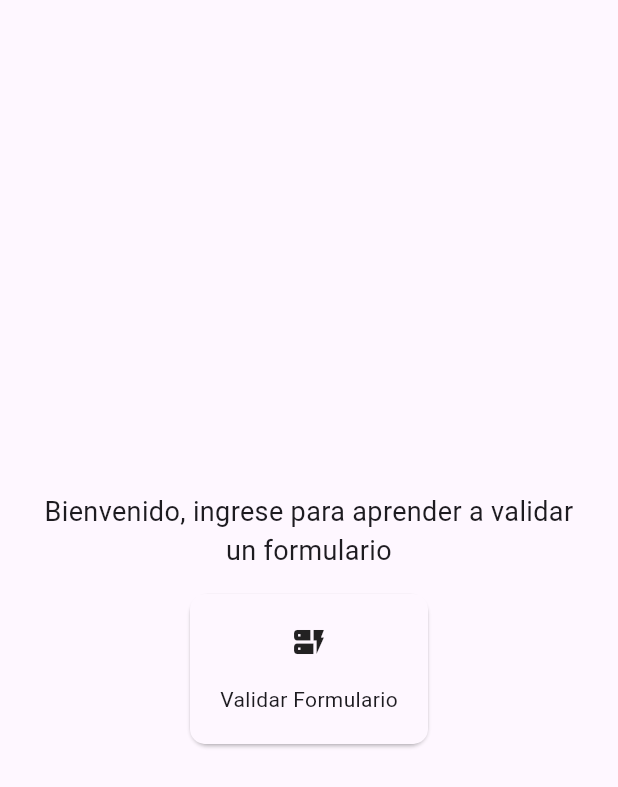
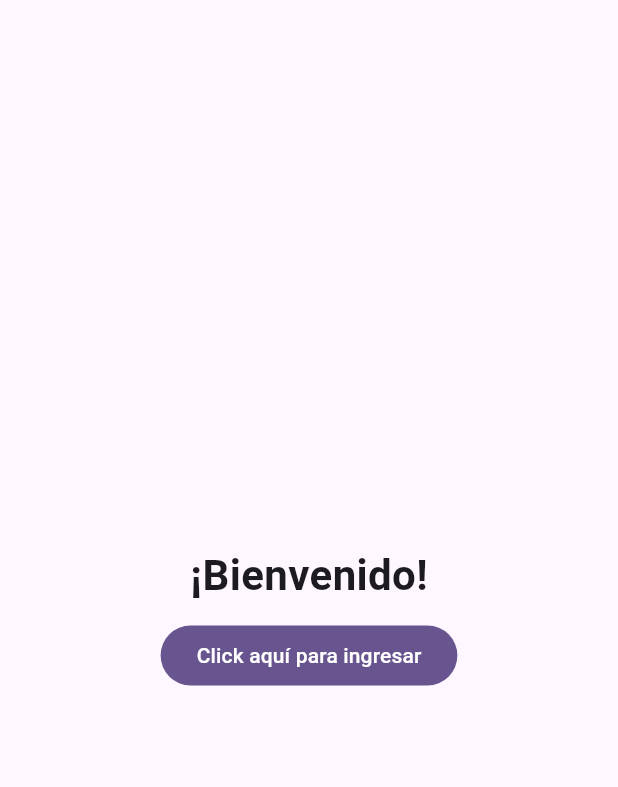
Before and after one commit to juanjmorelos/flutter_formz_validation, a Flutter app: the screen it shows after launch, on a phone screen of 412 x 824 dp. Shown: the top 787 px of the screen. Run offline on Flutter 3.47's test engine with Material 3 defaults, Android fonts, the phone set to English and light mode, and no system bars; our stand-ins replace animate_do, flutter_highlight, flutter_riverpod, formz, go_router, local_auth; missing offline and left inert: local_auth_android, local_auth_darwin.

Commit message:
Se añade atenticador biométrico

```diff
--- a/lib/router/route.dart
+++ b/lib/router/route.dart
@@ -1,3 +1,4 @@
+import 'package:first_flutter_app/screens/fingerprint/fingerprint.dart';
 import 'package:first_flutter_app/screens/form/user_form.dart';
 import 'package:first_flutter_app/screens/home/home_page.dart';
 import 'package:first_flutter_app/screens/json/json_screen.dart';
@@ -8,7 +9,11 @@ final route = GoRouter(
     routes: [
         GoRoute(
             path: "/",
-            builder: (context, state) => const HomePage(),
+            builder: (context, state) => const Fingerprint(),
+        ),
+        GoRoute(
+          path: "/home",
+          builder: (context, state) => const HomePage(),
         ),
         GoRoute(
             path: "/form",
--- /dev/null
+++ b/lib/screens/fingerprint/fingerprint.dart
@@ -0,0 +1,46 @@
+import 'package:first_flutter_app/provider/biometrics_provider.dart';
+import 'package:first_flutter_app/screens/fingerprint/components/biometrics_module.dart';
+import 'package:first_flutter_app/shared/components/full_screen_loading.dart';
+import 'package:flutter/material.dart';
+import 'package:flutter_riverpod/flutter_riverpod.dart';
+import 'package:animate_do/animate_do.dart';
+import 'package:go_router/go_router.dart';
+
+class Fingerprint extends ConsumerWidget {
+  const Fingerprint({super.key});
+
+  @override
+  Widget build(BuildContext context, WidgetRef ref) {
+    final provider = ref.watch(biometricsProvier);
+    return Scaffold(
+      body: Stack(
+        children: [
+          SizedBox(
+            width: double.infinity,
+            child: Column(
+              crossAxisAlignment: CrossAxisAlignment.center,
+              mainAxisAlignment: MainAxisAlignment.center,
+              children: [
+                const Text("¡Bienvenido!", style: TextStyle(fontSize: 28, fontWeight: FontWeight.w600)),
+                if(provider.haveBiometrics)
+                const BiometricsModule(),
+                if(!provider.haveBiometrics)
+                Padding(
+                  padding: const EdgeInsets.only(top: 10),
+                  child: FilledButton(
+                    onPressed: (){
+                      context.push("/home");
+                    },
+                    child: const Text("Click aquí para ingresar")
+                  ),
+                )
+              ],
+            ),
+          ),
+          if(provider.isLoading)
+          FadeIn(child: const FullScreenLoading(text: "Iniciando, por favor espere..."))
+        ],
+      ),
+    );
+  }
+}
--- a/lib/screens/form/user_form.dart
+++ b/lib/screens/form/user_form.dart
@@ -2,7 +2,7 @@ import 'dart:convert';
 
 import 'package:first_flutter_app/screens/form/components/dialog.dart';
 import 'package:first_flutter_app/screens/form/components/form_control.dart';
-import 'package:first_flutter_app/screens/form/components/full_screen_loading.dart';
+import 'package:first_flutter_app/shared/components/full_screen_loading.dart';
 import 'package:first_flutter_app/provider/provider.dart';
 import 'package:first_flutter_app/validators/email_validator.dart';
 import 'package:first_flutter_app/validators/plain_text_validator.dart';
--- a/pubspec.yaml
+++ b/pubspec.yaml
@@ -28,6 +28,7 @@ environment:
 # the latest version available on pub.dev. To see which dependencies have newer
 # versions available, run `flutter pub outdated`.
 dependencies:
+  animate_do: ^3.3.4
   cupertino_icons: ^1.0.8
   flutter:
     sdk: flutter
@@ -35,6 +36,7 @@ dependencies:
   flutter_riverpod: ^2.5.1
   formz: ^0.7.0
   go_router: ^14.2.3
+  local_auth: ^2.3.0
 
 dev_dependencies:
   flutter_lints: ^4.0.0
@@ -51,8 +53,8 @@ flutter:
   # the material Icons class.
   uses-material-design: true
   # To add assets to your application, add an assets section, like this:
-  assets:
-    - assets/
+  # assets:
+  #   - assets/
   #   - images/a_dot_ham.jpeg
   # An image asset can refer to one or more resolution-specific "variants", see
   # https://flutter.dev/to/resolution-aware-images
```
Also changed, not shown: lib/classes/biometric_type.dart (added, +31 -0 lines), lib/classes/fingerprint_provider_class.dart (added, +33 -0 lines), lib/provider/biometrics_provider.dart (added, +94 -0 lines), lib/screens/fingerprint/components/biometrics_module.dart (added, +62 -0 lines), lib/shared/components/full_screen_loading.dart (renamed from lib/screens/form/components/full_screen_loading.dart, +6 -5 lines), pubspec.lock, 6 other files.
